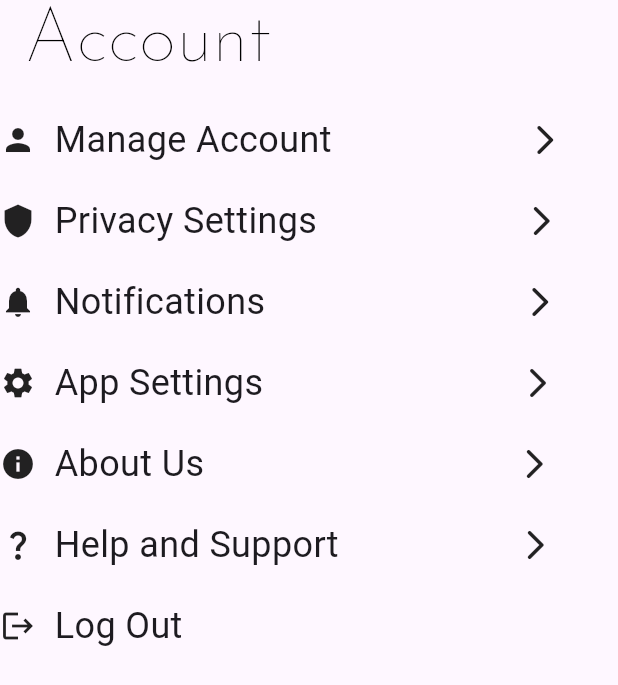
After one commit to acompalas/Sustainabites_AI, a Flutter app: the AccountPage screen opened directly, on a phone screen of 412 x 824 dp. The commit adds this screen. Shown: the top 685 px of the screen. Run offline on Flutter 3.47's test engine with Material 3 defaults, Android fonts, the phone set to English and light mode, and no system bars; our stand-ins replace firebase_analytics, firebase_auth, firebase_core; accounts and stored records are empty.

Commit message:
adding account page

```diff
--- a/bites/budget_bites/lib/SignInUp/signInPage.dart
+++ b/bites/budget_bites/lib/SignInUp/signInPage.dart
@@ -3,7 +3,8 @@ import 'package:budget_bites/appPages/discoverPage.dart';
 import 'package:budget_bites/appPages/mainPage.dart';
 import 'package:budget_bites/shared/navigationBar.dart';
 import 'package:budget_bites/appPages/homePage.dart';
-import 'package:budget_bites/appPages/homePage.dart';
+import 'package:budget_bites/appPages/accountPage.dart';
+//bites\budget_bites\lib\appPages\accountPage.dart
 import 'package:firebase_analytics/firebase_analytics.dart';
 import 'package:flutter/material.dart';
 import 'package:budget_bites/main.dart';
--- /dev/null
+++ b/bites/budget_bites/lib/appPages/accountPage.dart
@@ -0,0 +1,131 @@
+import 'package:budget_bites/shared/navigationBar.dart';
+import 'package:budget_bites/themes/appColorTheme.dart';
+import 'package:flutter/material.dart';
+import 'package:budget_bites/themes/appTextTheme.dart';
+
+class AccountPage extends StatelessWidget {
+  const AccountPage({Key? key}) : super(key: key);
+
+  @override
+  Widget build(BuildContext context){
+    return Scaffold(
+      appBar: AppBar(
+        title: Text(
+          'Account',
+          style: appTextTheme.accountPageTitle,
+        ),
+        automaticallyImplyLeading: false, //Disable back arrow
+      ),
+
+      //bottomNavigationBar: BottomNavBar(),
+
+      //InkWell(
+      body: Builder(
+          builder: (context) => Column(
+            children: [
+              const SizedBox(height: 20),
+              InkWell(
+                  onTap: () {Navigator.push(context, MaterialPageRoute(builder: (context) => const AboutScreen()),);},
+                  child: const Row(
+                    children: [
+                      Icon(Icons.person),
+                      Text('  Manage Account', style: TextStyle(fontSize: 24)),
+                      Text('                                   '),
+                      Icon(Icons.arrow_forward_ios_rounded)
+                    ],
+                  ),
+              ),
+              const SizedBox(height: 20),
+              const Row(
+                children: [
+                  Icon(Icons.shield),
+                  Text('  Privacy Settings', style: TextStyle(fontSize: 24)),
+                  Text('                                     '),
+                  Icon(Icons.arrow_forward_ios_rounded)
+                ]
+              ,),
+              const SizedBox(height: 20),
+              const Row(
+                children: [
+                  Icon(Icons.notifications),
+                  Text('  Notifications', style: TextStyle(fontSize: 24)),
+                  Text('                                              '),
+                  Icon(Icons.arrow_forward_ios_rounded)
+                ]
+              ,),
+              const SizedBox(height: 20),
+              const Row(
+                children: [
+                  Icon(Icons.settings),
+                  Text('  App Settings', style: TextStyle(fontSize: 24)),
+                  Text('                                              '),
+                  Icon(Icons.arrow_forward_ios_rounded)
+                ]
+              ,),
+              const SizedBox(height: 20),
+              const Row(
+                children: [
+                  Icon(Icons.info),
+                  Text('  About Us', style: TextStyle(fontSize: 24)),
+                  Text('                                                        '),
+                  Icon(Icons.arrow_forward_ios_rounded)
+                ]
+              ,),
+              const SizedBox(height: 20),
+              const Row(
+                children: [
+                  Icon(Icons.question_mark),
+                  Text('  Help and Support', style: TextStyle(fontSize: 24)),
+                  Text('                                '),
+                  Icon(Icons.arrow_forward_ios_rounded)
+                ]
+              ,),
+              const SizedBox(height: 20),
+              const Row(
+                children: [
+                  Icon(Icons.logout),
+                  Text('  Log Out', style: TextStyle(fontSize: 24)),
+                ]
+              ,)
+            ]
+          ,)
+       ),
+    );
+  }
+}
+
+class AboutScreen extends StatelessWidget {
+  const AboutScreen({ Key? key}) : super(key: key);
+
+  @override
+  Widget build(BuildContext context) {
+    return Scaffold(
+      appBar: AppBar(
+        title: Text(
+          'Management',
+          style: appTextTheme.accountPageTitle,
+        ),
+      ),
+      //bottomNavigationBar: BottomNavBar(),
+
+      body: Builder(
+          builder: (context) => Column(
+            children: [
+              const SizedBox(height: 20),
+              InkWell(
+                  onTap: () {Navigator.push(context, MaterialPageRoute(builder: (context) => const AboutScreen()),);},
+                  child: const Row(
+                    children: [
+                      Text('  Personal Information', style: TextStyle(fontSize: 24)),
+                      Spacer(),
+                      Icon(Icons.arrow_forward_ios_rounded)
+                    ],
+                  ),
+              ),
+              const SizedBox(height: 20),
+            ]
+          ,)
+       ),
+    );
+  }
+}
--- a/bites/budget_bites/lib/appPages/mainPage.dart
+++ b/bites/budget_bites/lib/appPages/mainPage.dart
@@ -6,6 +6,7 @@ import 'package:budget_bites/themes/appColorTheme.dart';
 import 'package:budget_bites/themes/appTextTheme.dart';
 import 'package:flutter/material.dart';
 import 'package:budget_bites/appPages/homePage.dart';
+import 'package:budget_bites/appPages/accountPage.dart';
 //import 'package:budget_bites/main.dart';
 
 class mainPage extends StatefulWidget {
@@ -21,7 +22,7 @@ class _mainPage extends State<mainPage> {
     discoverPage(),
     savedPage(),
     cartPage(),
-    //accountPage(),
+    AccountPage(),
   ];
   Widget build(BuildContext context) {
     return Scaffold(
@@ -41,8 +42,8 @@ class _mainPage extends State<mainPage> {
           BottomNavigationBarItem(icon: Icon(Icons.receipt), label: "Saved"),
           BottomNavigationBarItem(
               icon: Icon(Icons.shopping_bag), label: "Cart"),
-          // BottomNavigationBarItem(
-          //     icon: Icon(Icons.account_circle), label: "Account"),
+           BottomNavigationBarItem(
+               icon: Icon(Icons.account_circle), label: "Account"),
         ],
         currentIndex: currentIndex,
         onTap: (index) => setState(() => currentIndex = index),
--- a/bites/budget_bites/lib/shared/navigationBar.dart
+++ b/bites/budget_bites/lib/shared/navigationBar.dart
@@ -5,6 +5,8 @@ import 'package:budget_bites/main.dart';
 import 'package:budget_bites/themes/appColorTheme.dart';
 import 'package:budget_bites/themes/appTextTheme.dart';
 import 'package:flutter/material.dart';
+import 'package:budget_bites/appPages/homePage.dart';
+import 'package:budget_bites/appPages/accountPage.dart';
 //import 'package:budget_bites/main.dart';
 
 class BottomNavBar extends StatefulWidget {
@@ -16,11 +18,11 @@ class _BottomNavBar extends State<BottomNavBar> {
   @override
   int currentIndex = 0;
   final screens = [
-    //homePage(),
+    HomePage(),
     discoverPage(),
     savedPage(),
     cartPage(),
-    //accountPage(),
+    AccountPage(),
   ];
   Widget build(BuildContext context) {
     return BottomNavigationBar(
@@ -33,11 +35,11 @@ class _BottomNavBar extends State<BottomNavBar> {
       unselectedItemColor: appColorTheme.navBarUnSelectedColor,
       backgroundColor: appColorTheme.navBarBackground,
       items: [
-        //BottomNavigationBarItem(icon: Icon(Icons.home), label : "Home"),
+        BottomNavigationBarItem(icon: Icon(Icons.home), label : "Home"),
         BottomNavigationBarItem(icon: Icon(Icons.search), label: "Discover"),
         BottomNavigationBarItem(icon: Icon(Icons.receipt), label: "Saved"),
         BottomNavigationBarItem(icon: Icon(Icons.shopping_bag), label: "Cart"),
-        //BottomNavigationBarItem(icon: Icon(Icons.account_circle),label : "Account"),
+        BottomNavigationBarItem(icon: Icon(Icons.account_circle),label : "Account"),
       ],
       currentIndex: currentIndex,
       onTap: (index) => setState(() => currentIndex = index),
--- a/bites/budget_bites/lib/themes/appTextTheme.dart
+++ b/bites/budget_bites/lib/themes/appTextTheme.dart
@@ -72,4 +72,11 @@ class appTextTheme {
     fontWeight: FontWeight.w400,
     color: appColorTheme.blackText,
   );
+  static TextStyle accountPageTitle = TextStyle(
+    fontFamily: 'JosefinSans',
+    fontSize: fontMultiplier * 2,
+    fontWeight: FontWeight.w400,
+    color: appColorTheme.blackText,
+    height: 1,
+  );
 }
```
